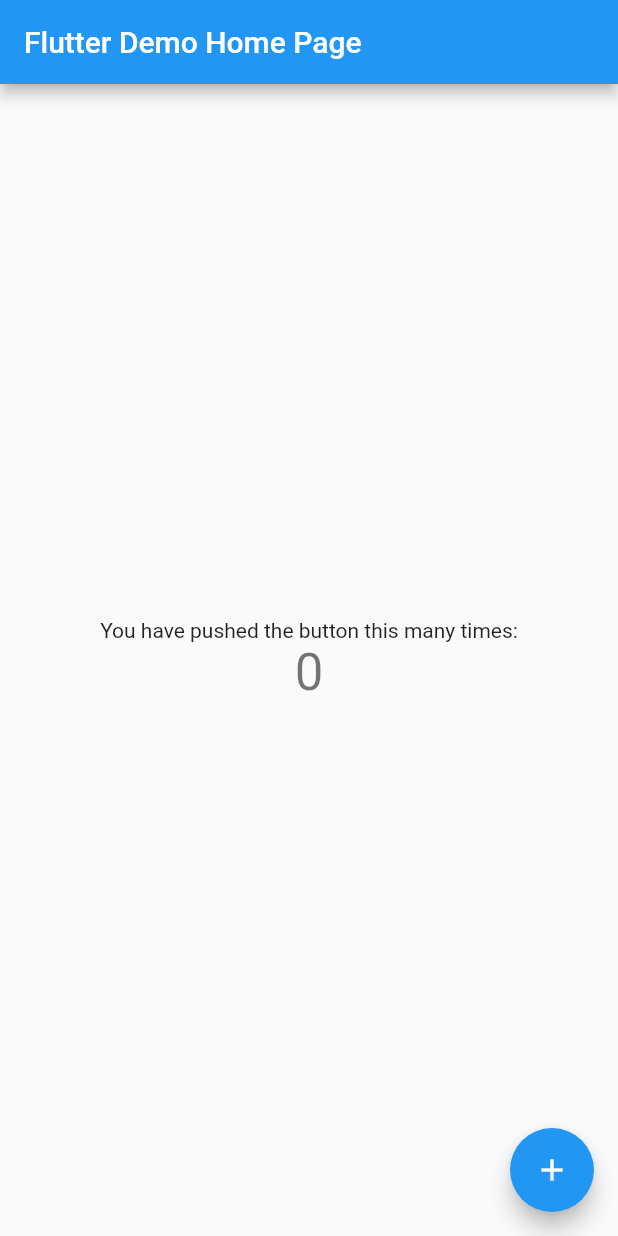
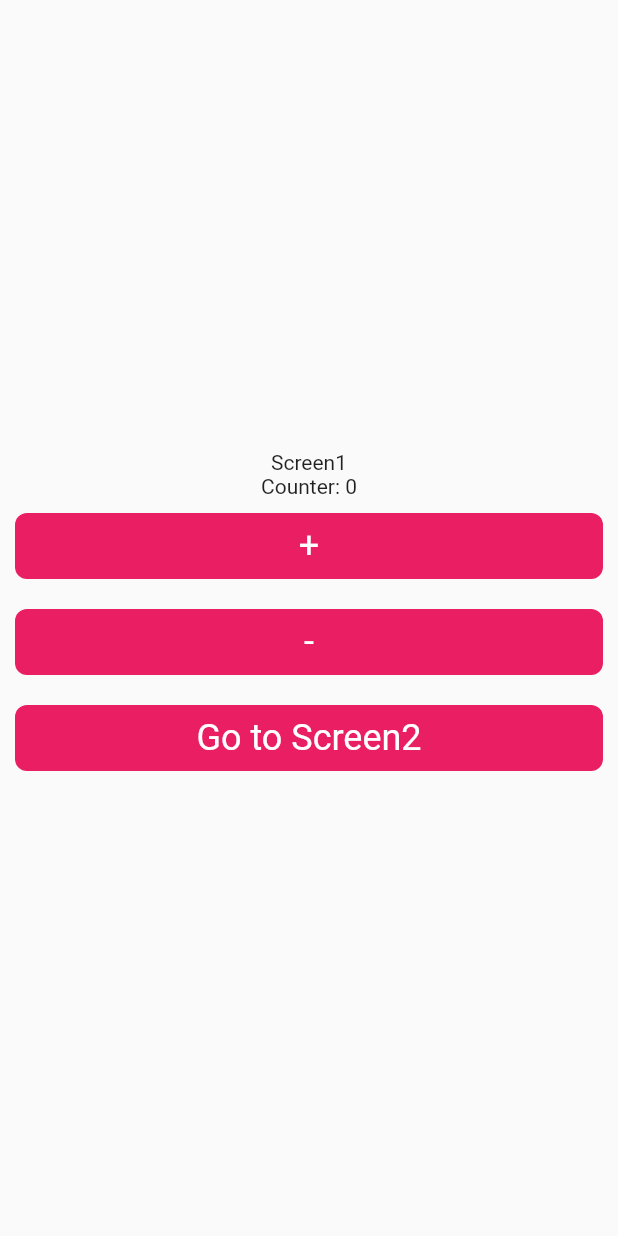
Before and after one commit to f1forhelp/FLutter_tutorial, a Flutter app: the screen it shows after launch, on a phone screen of 412 x 824 dp. Run offline on Flutter 3.47's test engine with Material 2 defaults, Android fonts, the phone set to English and light mode, and no system bars; our stand-ins replace get.

Commit message:
Some MInor changes

```diff
--- /dev/null
+++ b/lib/controllers/screen1_controller.dart
@@ -0,0 +1,15 @@
+import 'package:get/get_state_manager/src/simple/get_controllers.dart';
+
+class Screen1Controller extends GetxController {
+  int counter = 0;
+
+  void increment() {
+    counter++;
+    update();
+  }
+
+  void decrement() {
+    counter--;
+    update();
+  }
+}
--- /dev/null
+++ b/lib/controllers/screen2_controller.dart
@@ -0,0 +1,15 @@
+import 'package:get/get_state_manager/src/simple/get_controllers.dart';
+
+class Screen2Controller extends GetxController {
+  int counter = 0;
+
+  void increment() {
+    counter++;
+    update();
+  }
+
+  void decrement() {
+    counter--;
+    update();
+  }
+}
--- a/lib/main.dart
+++ b/lib/main.dart
@@ -1,4 +1,6 @@
 import 'package:flutter/material.dart';
+import 'package:flutter_tutorial/views/Screen1.dart';
+import 'package:get/get_navigation/src/root/get_material_app.dart';
 
 void main() {
   runApp(const MyApp());
@@ -10,7 +12,7 @@ class MyApp extends StatelessWidget {
   // This widget is the root of your application.
   @override
   Widget build(BuildContext context) {
-    return MaterialApp(
+    return GetMaterialApp(
       title: 'Flutter Demo',
       theme: ThemeData(
         // This is the theme of your application.
@@ -24,92 +26,7 @@ class MyApp extends StatelessWidget {
         // is not restarted.
         primarySwatch: Colors.blue,
       ),
-      home: const MyHomePage(title: 'Flutter Demo Home Page'),
+      home: Screen1(),
     );
   }
 }
-
-class MyHomePage extends StatefulWidget {
-  const MyHomePage({Key? key, required this.title}) : super(key: key);
-
-  // This widget is the home page of your application. It is stateful, meaning
-  // that it has a State object (defined below) that contains fields that affect
-  // how it looks.
-
-  // This class is the configuration for the state. It holds the values (in this
-  // case the title) provided by the parent (in this case the App widget) and
-  // used by the build method of the State. Fields in a Widget subclass are
-  // always marked "final".
-
-  final String title;
-
-  @override
-  State<MyHomePage> createState() => _MyHomePageState();
-}
-
-class _MyHomePageState extends State<MyHomePage> {
-  int _counter = 0;
-
-  void _incrementCounter() {
-    setState(() {
-      // This call to setState tells the Flutter framework that something has
-      // changed in this State, which causes it to rerun the build method below
-      // so that the display can reflect the updated values. If we changed
-      // _counter without calling setState(), then the build method would not be
-      // called again, and so nothing would appear to happen.
-      _counter++;
-    });
-  }
-
-  @override
-  Widget build(BuildContext context) {
-    // This method is rerun every time setState is called, for instance as done
-    // by the _incrementCounter method above.
-    //
-    // The Flutter framework has been optimized to make rerunning build methods
-    // fast, so that you can just rebuild anything that needs updating rather
-    // than having to individually change instances of widgets.
-    return Scaffold(
-      appBar: AppBar(
-        // Here we take the value from the MyHomePage object that was created by
-        // the App.build method, and use it to set our appbar title.
-        title: Text(widget.title),
-      ),
-      body: Center(
-        // Center is a layout widget. It takes a single child and positions it
-        // in the middle of the parent.
-        child: Column(
-          // Column is also a layout widget. It takes a list of children and
-          // arranges them vertically. By default, it sizes itself to fit its
-          // children horizontally, and tries to be as tall as its parent.
-          //
-          // Invoke "debug painting" (press "p" in the console, choose the
-          // "Toggle Debug Paint" action from the Flutter Inspector in Android
-          // Studio, or the "Toggle Debug Paint" command in Visual Studio Code)
-          // to see the wireframe for each widget.
-          //
-          // Column has various properties to control how it sizes itself and
-          // how it positions its children. Here we use mainAxisAlignment to
-          // center the children vertically; the main axis here is the vertical
-          // axis because Columns are vertical (the cross axis would be
-          // horizontal).
-          mainAxisAlignment: MainAxisAlignment.center,
-          children: <Widget>[
-            const Text(
-              'You have pushed the button this many times:',
-            ),
-            Text(
-              '$_counter',
-              style: Theme.of(context).textTheme.headline4,
-            ),
-          ],
-        ),
-      ),
-      floatingActionButton: FloatingActionButton(
-        onPressed: _incrementCounter,
-        tooltip: 'Increment',
-        child: const Icon(Icons.add),
-      ), // This trailing comma makes auto-formatting nicer for build methods.
-    );
-  }
-}
--- /dev/null
+++ b/lib/views/Screen1.dart
@@ -0,0 +1,50 @@
+import 'package:flutter/material.dart';
+import 'package:flutter/src/foundation/key.dart';
+import 'package:flutter/src/widgets/framework.dart';
+import 'package:flutter_tutorial/views/screen2.dart';
+import 'package:flutter_tutorial/views/widge/custom_text_button.dart';
+import 'package:get/get.dart';
+import 'package:get/get_state_manager/src/simple/get_state.dart';
+import 'package:get/instance_manager.dart';
+
+import '../controllers/screen1_controller.dart';
+
+class Screen1 extends StatelessWidget {
+  Screen1({Key? key}) : super(key: key);
+
+  final controller = Get.put(Screen1Controller());
+  @override
+  Widget build(BuildContext context) {
+    return GetBuilder<Screen1Controller>(
+      init: Screen1Controller(),
+      initState: (state) {},
+      builder: (controller) {
+        return Material(
+          child: Column(
+            mainAxisAlignment: MainAxisAlignment.center,
+            children: [
+              Text('Screen1'),
+              Text('Counter: ${controller.counter}'),
+              CustomTextButton(
+                label: "+",
+                onPressed: () {
+                  controller.increment();
+                },
+              ),
+              CustomTextButton(
+                  label: "-",
+                  onPressed: () {
+                    controller.decrement();
+                  }),
+              CustomTextButton(
+                  label: "Go to Screen2",
+                  onPressed: () {
+                    Get.off(Screen2());
+                  }),
+            ],
+          ),
+        );
+      },
+    );
+  }
+}
--- /dev/null
+++ b/lib/views/widge/custom_text_button.dart
@@ -0,0 +1,36 @@
+import 'package:flutter/material.dart';
+import 'package:flutter/painting.dart';
+import 'package:flutter/src/foundation/key.dart';
+import 'package:flutter/src/widgets/framework.dart';
+
+class CustomTextButton extends StatelessWidget {
+  final String label;
+  final Function? onPressed;
+  const CustomTextButton({Key? key, required this.label, this.onPressed})
+      : super(key: key);
+
+  @override
+  Widget build(BuildContext context) {
+    return GestureDetector(
+      onTap: () {
+        if (onPressed != null) {
+          onPressed!();
+        }
+      },
+      child: Container(
+        alignment: Alignment.center,
+        width: double.infinity,
+        margin: EdgeInsets.all(10),
+        padding: const EdgeInsets.all(8),
+        decoration: BoxDecoration(
+          color: Colors.pink,
+          borderRadius: BorderRadius.circular(8),
+        ),
+        child: Text(
+          label,
+          style: const TextStyle(color: Colors.white, fontSize: 24),
+        ),
+      ),
+    );
+  }
+}
--- a/pubspec.yaml
+++ b/pubspec.yaml
@@ -27,6 +27,7 @@ environment:
 # the latest version available on pub.dev. To see which dependencies have newer
 # versions available, run `flutter pub outdated`.
 dependencies:
+  get: ^4.6.5
   flutter:
     sdk: flutter
 
```
Also changed, not shown: lib/views/screen2.dart (added, +57 -0 lines), 1 other file.
